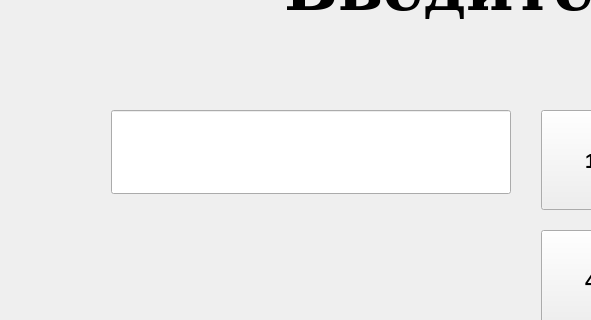
First picture: the form in pindialog.ui, repository wolandtel/terminal, before the edit; both pictures show x 0 to 591 and y 162 to 482 of the 1037 by 1026 pixel window.
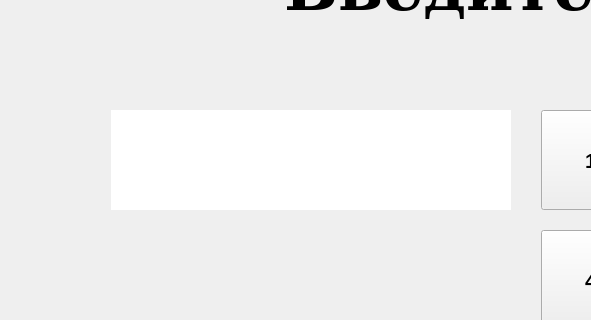
Second picture: the form after the edit.

The edit to the form file:
```diff
--- a/pindialog.ui
+++ b/pindialog.ui
@@ -439,11 +439,41 @@
    <item row="3" column="1" colspan="2">
     <layout class="QVBoxLayout" name="verticalLayout">
      <item>
+      <widget class="QFrame" name="frame">
+       <property name="minimumSize">
+        <size>
+         <width>400</width>
+         <height>100</height>
+        </size>
+       </property>
+       <property name="maximumSize">
+        <size>
+         <width>400</width>
+         <height>100</height>
+        </size>
+       </property>
+       <property name="frameShape">
+        <enum>QFrame::NoFrame</enum>
+       </property>
+       <property name="frameShadow">
+        <enum>QFrame::Plain</enum>
+       </property>
+       <property name="midLineWidth">
+        <number>1</number>
+       </property>
       <widget class="QLineEdit" name="pinLe">
+        <property name="geometry">
+         <rect>
+          <x>0</x>
+          <y>0</y>
+          <width>400</width>
+          <height>100</height>
+         </rect>
+        </property>
        <property name="minimumSize">
         <size>
          <width>400</width>
-         <height>0</height>
+          <height>100</height>
         </size>
        </property>
        <property name="maximumSize">
@@ -460,17 +490,11 @@
          <bold>true</bold>
         </font>
        </property>
-       <property name="inputMask">
-        <string/>
-       </property>
-       <property name="text">
-        <string/>
-       </property>
        <property name="maxLength">
         <number>4</number>
        </property>
        <property name="frame">
-        <bool>true</bool>
+         <bool>false</bool>
        </property>
        <property name="echoMode">
         <enum>QLineEdit::Password</enum>
@@ -484,6 +508,7 @@
        <property name="readOnly">
         <bool>true</bool>
        </property>
+       </widget>
       </widget>
      </item>
      <item>
```
Left out of the diff: 6 changed lines with no effect on the pictures. Lines whose indentation alone changed are shown as unchanged.
